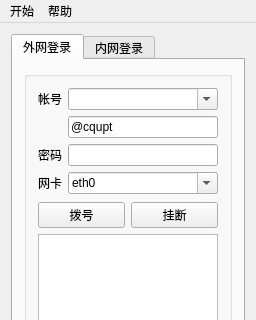
This is ui/mainwindow.ui in tlightsky/openkeeper as Qt 5 draws it before an edit; both pictures show x 0 to 256 and y 0 to 320 of the 256 by 510 pixel window. The edited form follows.
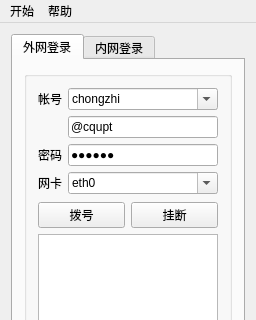
This is the edited form.

```diff
--- a/ui/mainwindow.ui
+++ b/ui/mainwindow.ui
@@ -75,6 +75,11 @@
                <property name="editable">
                 <bool>true</bool>
                </property>
+               <item>
+                <property name="text">
+                 <string>chongzhi</string>
+                </property>
+               </item>
               </widget>
              </item>
              <item row="1" column="1">
@@ -93,6 +98,9 @@
              </item>
              <item row="2" column="1">
               <widget class="QLineEdit" name="outter_net_password">
+               <property name="text">
+                <string>123456</string>
+               </property>
                <property name="echoMode">
                 <enum>QLineEdit::Password</enum>
                </property>
```
